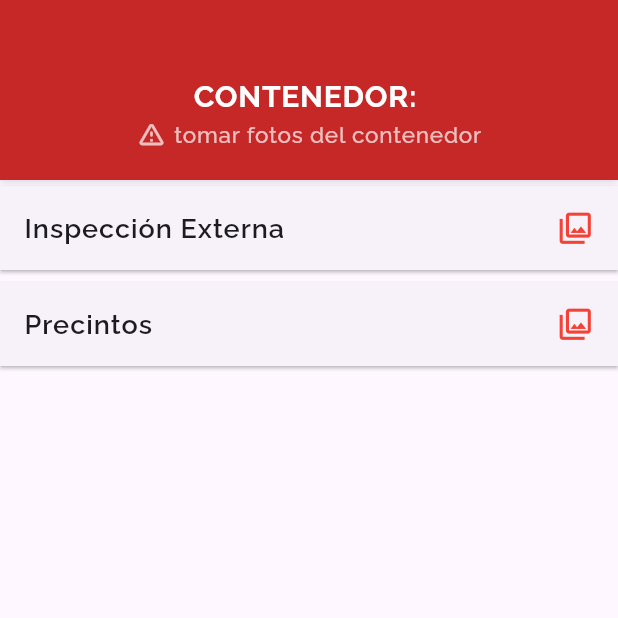
After one commit to DesarrolladorTIEco/aida-mobile, a Flutter app: the SeguridadPatrimonialContenidoMenu screen opened by its route, on a phone screen of 412 x 824 dp, the top half of it. The commit adds this screen. Run offline on Flutter 3.47's test engine with Material 3 defaults, Android fonts, the phone set to English and light mode, and no system bars; our stand-ins replace flutter_dotenv, fluttertoast, google_fonts, image_picker, photo_view; missing offline and left inert: mobile_scanner; network calls fail.

```diff
--- a/lib/ui/screens/securitics/menu_container.dart
+++ b/lib/ui/screens/securitics/menu_container.dart
@@ -1,4 +1,3 @@
-import 'package:aida/viewmodel/auth_viewmodel.dart';
 import 'package:aida/viewmodel/securitics/container_viewmodel.dart';
 import 'package:flutter/material.dart';
 import 'package:provider/provider.dart';
--- a/lib/ui/screens/securitics/menu_planta_despacho.dart
+++ b/lib/ui/screens/securitics/menus/menu_planta_despacho.dart
@@ -1,7 +1,7 @@
 import 'package:flutter/material.dart';
 import 'package:google_fonts/google_fonts.dart';
 import 'package:provider/provider.dart';
-import '../../../viewmodel/securitics/securitic_viewmodel.dart';
+import '../../../../viewmodel/securitics/securitic_viewmodel.dart';
 
 class MenuSecuriticsScreen extends StatefulWidget {
   const MenuSecuriticsScreen({Key? key}) : super(key: key);
--- a/lib/ui/screens/securitics/zone.dart
+++ b/lib/ui/screens/securitics/menus/zone.dart
@@ -1,7 +1,7 @@
 import 'package:flutter/material.dart';
 import 'package:google_fonts/google_fonts.dart';
 import 'package:provider/provider.dart';
-import '../../../viewmodel/securitics/securitic_viewmodel.dart';
+import '../../../../viewmodel/securitics/securitic_viewmodel.dart';
 
 class ZonePage extends StatefulWidget {
   const ZonePage({Key? key}) : super(key: key);
--- /dev/null
+++ b/lib/ui/screens/securitics/seguridad_patrimonial_content.dart
@@ -0,0 +1,140 @@
+import 'package:flutter/material.dart';
+import 'package:google_fonts/google_fonts.dart';
+import 'package:image_picker/image_picker.dart';
+import 'package:aida/core/utils/camera_container.dart';
+
+class SeguridadPatrimonialContenidoMenu extends StatefulWidget {
+  const SeguridadPatrimonialContenidoMenu({Key? key}) : super(key: key);
+
+  @override
+  State<SeguridadPatrimonialContenidoMenu> createState() => _SeguridadPatrimonialMenuState();
+}
+
+class _SeguridadPatrimonialMenuState extends State<SeguridadPatrimonialContenidoMenu> {
+  final CameraContainer _cameraContainer = CameraContainer(); // Instancia de CameraContainer
+  String container = '';
+  String url = '';
+
+  @override
+  Widget build(BuildContext context) {
+    final arguments =
+    ModalRoute.of(context)?.settings.arguments as Map<String, dynamic>?;
+
+    if (arguments != null) {
+      container = (arguments['container'] ?? 'Desconocido').toString();
+      url = (arguments['url'] ?? 'Desconocido').toString();
+    }
+
+    return Scaffold(
+      body: Column(
+        children: [
+          Container(
+            padding:
+            const EdgeInsets.only(top: 50, left: 12, right: 12, bottom: 20),
+            decoration: BoxDecoration(
+              color: Colors.red.shade800,
+              boxShadow: const [
+                BoxShadow(
+                  color: Colors.black12,
+                  blurRadius: 4,
+                  offset: Offset(0, 2),
+                ),
+              ],
+            ),
+            child: Row(
+              crossAxisAlignment: CrossAxisAlignment.center,
+              mainAxisAlignment: MainAxisAlignment.center,
+              children: [
+                Center(
+                  child: Column(
+                    crossAxisAlignment: CrossAxisAlignment.center,
+                    children: [
+                      Text(
+                        'CONTENEDOR: ${container.toUpperCase()}',
+                        style: GoogleFonts.raleway(
+                          fontWeight: FontWeight.bold,
+                          fontSize: 20,
+                          color: Colors.white,
+                          letterSpacing: 0.51,
+                        ),
+                        maxLines: 2,
+                        overflow: TextOverflow.ellipsis,
+                      ),
+                      Row(
+                        children: [
+                          const Icon(
+                            Icons.warning_amber_rounded, // Icono de advertencia
+                            color: Colors.white70, // Color del icono
+                            size: 20, // Tamaño del icono
+                          ),
+                          const SizedBox(width: 5),
+                          Text(
+                            "tomar fotos del contenedor",
+                            style: GoogleFonts.raleway(
+                              fontWeight: FontWeight.w500,
+                              fontSize: 15,
+                              color: Colors.white70,
+                              letterSpacing: 0.51,
+                            ),
+                          ),
+                        ],
+                      ),
+                    ],
+                  ),
+                ),
+              ],
+            ),
+          ),
+
+          Expanded(
+            child: ListView.builder(
+              itemCount: 2,
+              itemBuilder: (context, index) {
+                return Card(
+                  elevation: 1,
+                  margin: const EdgeInsets.symmetric(vertical: 4.0),
+                  shape: const RoundedRectangleBorder(
+                    borderRadius: BorderRadius.zero,
+                  ),
+                  child: InkWell(
+                    onTap: () {
+                      print("skere");
+                    },
+                    child: ListTile(
+                      contentPadding: const EdgeInsets.symmetric(horizontal: 16.0),
+                      title: Row(
+                        mainAxisAlignment: MainAxisAlignment.spaceBetween,
+                        children: [
+                          Column(
+                            crossAxisAlignment: CrossAxisAlignment.start,
+                            children: [
+                              Text(
+                                index == 0 ? 'Inspección Externa' : 'Precintos',
+                                style: GoogleFonts.raleway(
+                                  fontSize: 18,
+                                  letterSpacing: 0.65,
+                                  fontWeight: FontWeight.w600,
+                                ),
+                              ),
+                            ],
+                          ),
+                          const Icon(
+                            Icons.photo_library_outlined,
+                            size: 25,
+                            color: Colors.red,
+                          ),
+                        ],
+                      ),
+                    ),
+                  ),
+                );
+              },
+            ),
+          ),
+
+
+        ],
+      ),
+    );
+  }
+}
```
Also changed, not shown: lib/main.dart (+4 -3 lines), lib/ui/screens/securitics/container-home.dart (+16 -48 lines).
